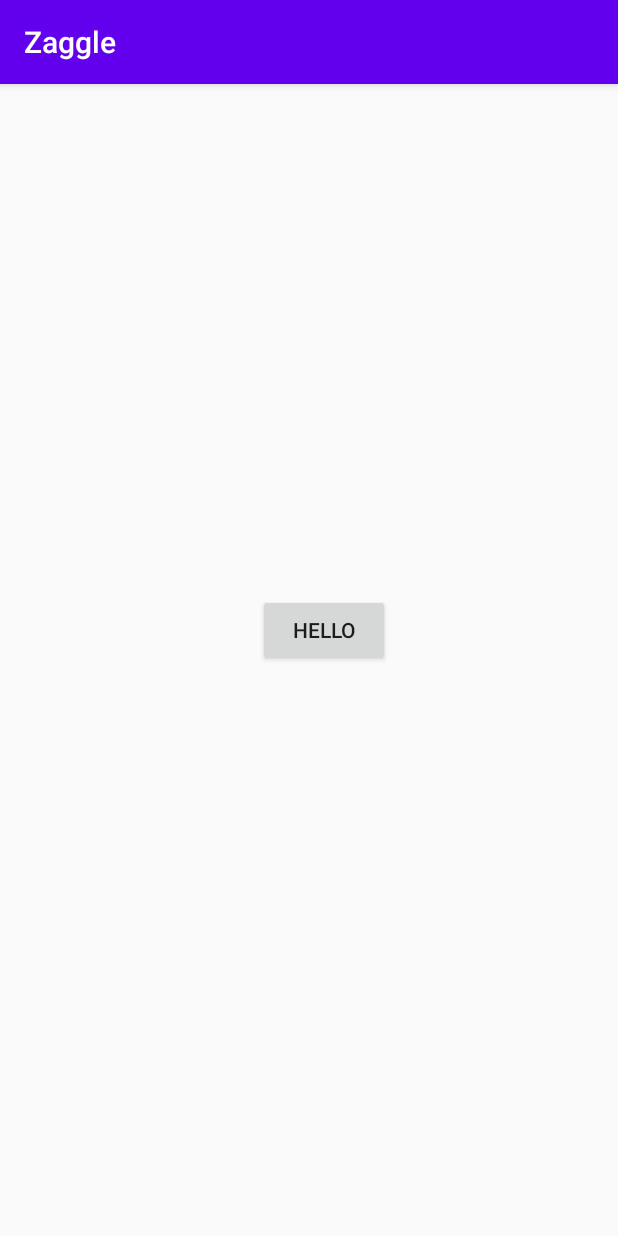
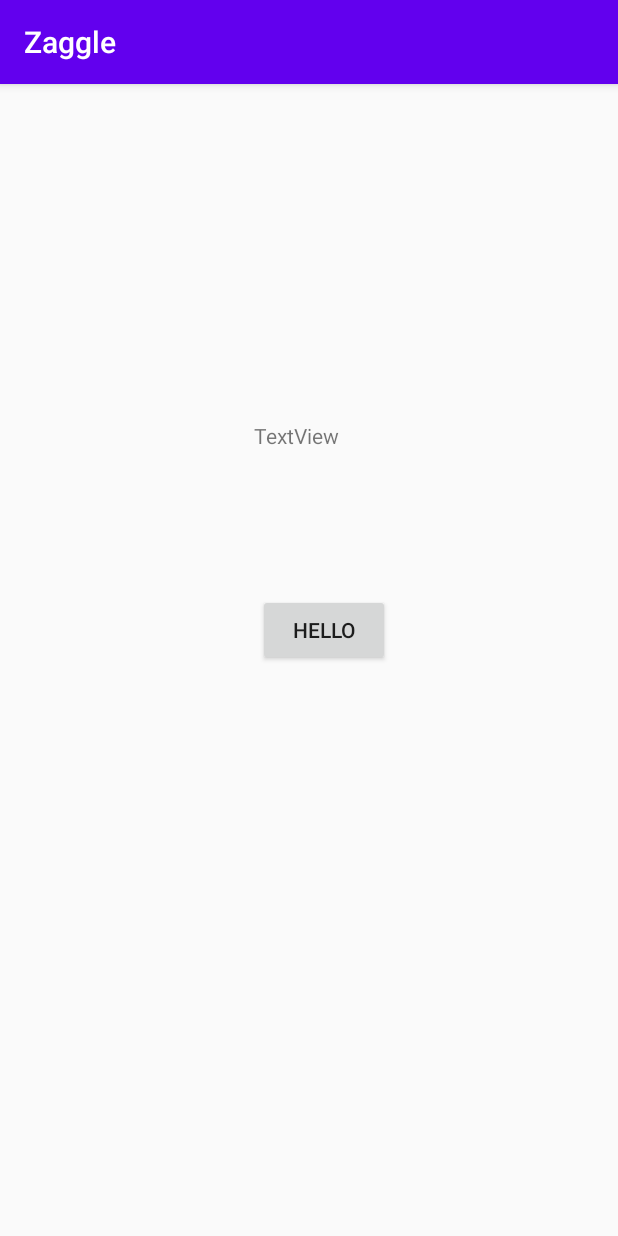
Before and after one commit to ZagNitin/Zaggle, an Android app: the screen it shows after launch (MainActivity), on a phone screen of 412 x 824 dp. Run offline under Robolectric (Android 15) with nearby library versions, the phone set to English and light mode, and no system bars.

Commit message:
Second Commit

```diff
--- a/app/src/main/res/layout/activity_main.xml
+++ b/app/src/main/res/layout/activity_main.xml
@@ -19,4 +19,18 @@
         app:layout_constraintEnd_toEndOf="parent"
         app:layout_constraintStart_toStartOf="parent"
         app:layout_constraintTop_toTopOf="parent" />
+
+    <TextView
+        android:id="@+id/textView"
+        android:layout_width="wrap_content"
+        android:layout_height="wrap_content"
+        android:layout_marginStart="168dp"
+        android:layout_marginTop="216dp"
+        android:layout_marginEnd="185dp"
+        android:layout_marginBottom="87dp"
+        android:text="TextView"
+        app:layout_constraintBottom_toTopOf="@+id/button"
+        app:layout_constraintEnd_toEndOf="parent"
+        app:layout_constraintStart_toStartOf="parent"
+        app:layout_constraintTop_toTopOf="parent" />
 </androidx.constraintlayout.widget.ConstraintLayout>
```
